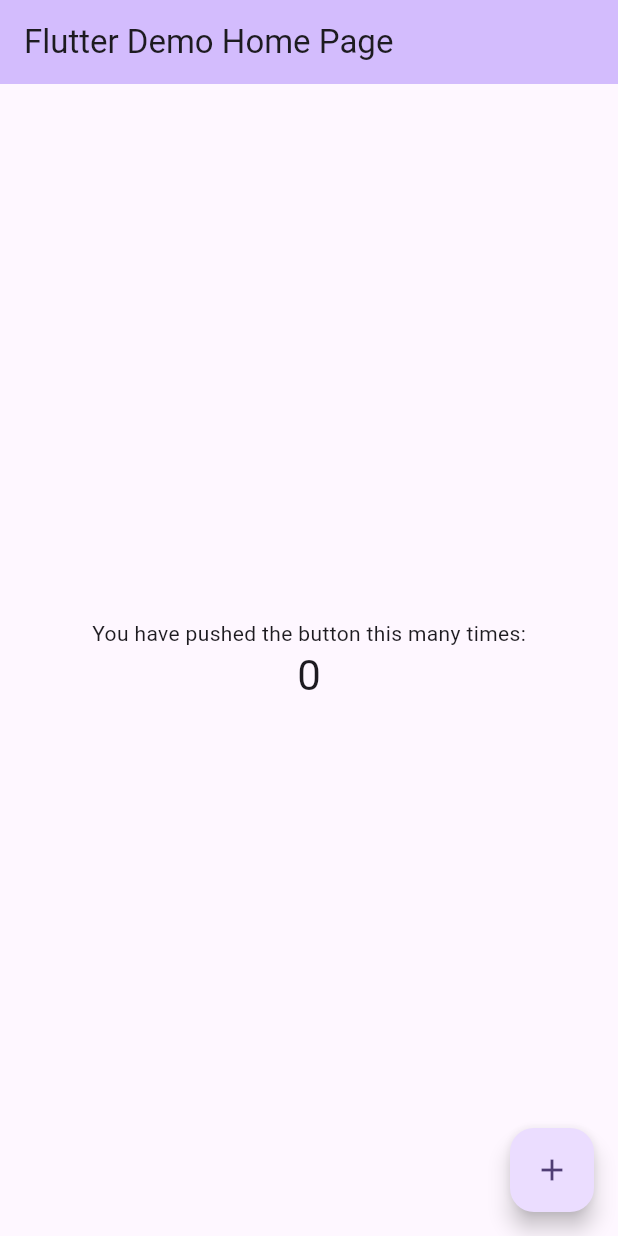
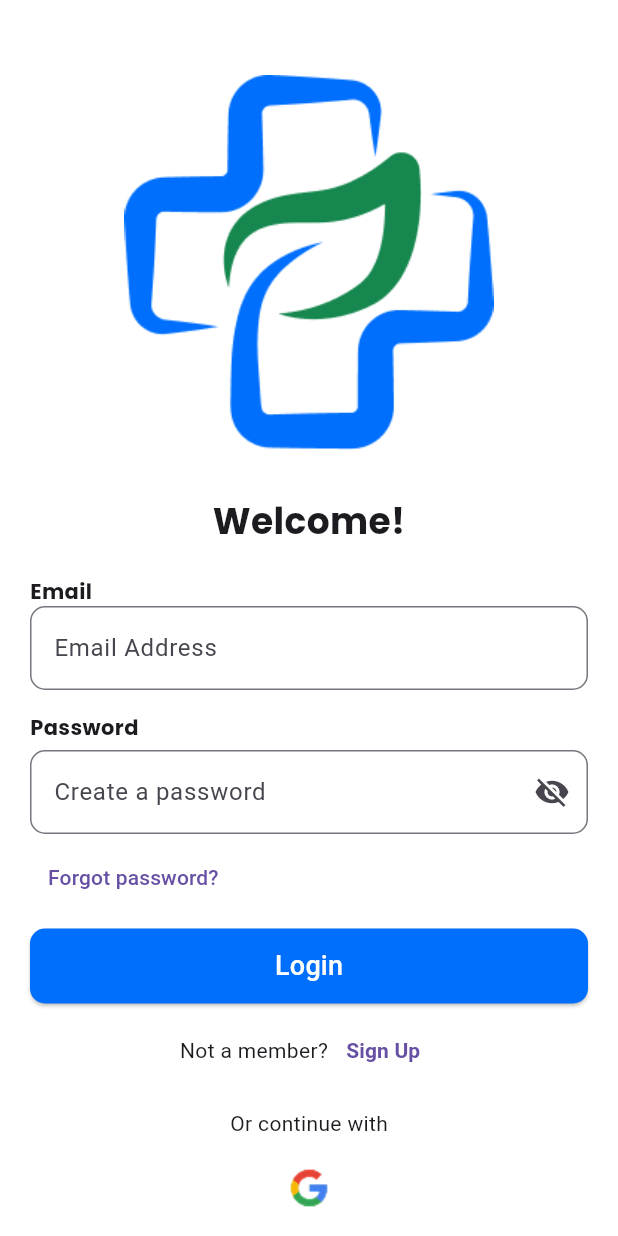
Before and after one commit to Arpit-Raj1/HealthCare-App, a Flutter app: the screen it shows after launch, on a phone screen of 412 x 824 dp. Run offline on Flutter 3.47's test engine with Material 3 defaults, Android fonts, the light colour scheme and no system bars; our stand-ins replace google_fonts.

Commit message:
feat:login and patient sign up page ui setup

```diff
--- /dev/null
+++ b/swastify/lib/components/login_page.dart
@@ -0,0 +1,162 @@
+import 'package:flutter/material.dart';
+import 'package:google_fonts/google_fonts.dart';
+import 'package:swastify/components/patient_signup_page.dart';
+
+class LoginPage extends StatefulWidget {
+  const LoginPage({super.key});
+
+  @override
+  _LoginPageState createState() => _LoginPageState();
+}
+
+class _LoginPageState extends State<LoginPage> {
+  bool _isPasswordVisible = false;
+
+  @override
+  Widget build(BuildContext context) {
+    return Scaffold(
+      body: LayoutBuilder(
+        builder: (context, constraints) {
+          return SingleChildScrollView(
+            child: Padding(
+              padding: EdgeInsets.symmetric(
+                horizontal: constraints.maxWidth > 600 ? 100 : 20,
+              ),
+              child: Column(
+                crossAxisAlignment: CrossAxisAlignment.center,
+                children: [
+                  const SizedBox(height: 50),
+                  // Illustration Image
+                  SizedBox(
+                    height: constraints.maxWidth > 600 ? 350 : 250,
+                    child: Image.asset(
+                      'assets/images/app_logo.png',
+                      fit: BoxFit.contain,
+                    ),
+                  ),
+                  const SizedBox(height: 30),
+                  // Welcome Text
+                  Text(
+                    "Welcome!",
+                    style: GoogleFonts.poppins(
+                      fontSize: 24,
+                      fontWeight: FontWeight.bold,
+                    ),
+                  ),
+                  const SizedBox(height: 20),
+                  // Email Field
+                  Align(
+                    alignment: Alignment.topLeft,
+                    child: Text(
+                      "Email",
+                      style: GoogleFonts.poppins(fontWeight: FontWeight.bold),
+                    ),
+                  ),
+                  TextField(
+                    decoration: InputDecoration(
+                      hintText: "Email Address",
+                      border: OutlineInputBorder(
+                        borderRadius: BorderRadius.circular(10),
+                      ),
+                    ),
+                  ),
+                  const SizedBox(height: 15),
+                  // Password Field
+                  Align(
+                    alignment: Alignment.topLeft,
+                    child: Text(
+                      "Password",
+                      style: GoogleFonts.poppins(fontWeight: FontWeight.bold),
+                    ),
+                  ),
+                  const SizedBox(height: 5),
+                  TextField(
+                    obscureText: !_isPasswordVisible,
+                    decoration: InputDecoration(
+                      hintText: "Create a password",
+                      border: OutlineInputBorder(
+                        borderRadius: BorderRadius.circular(10),
+                      ),
+                      suffixIcon: IconButton(
+                        icon: Icon(
+                          _isPasswordVisible
+                              ? Icons.visibility
+                              : Icons.visibility_off,
+                        ),
+                        onPressed: () {
+                          setState(() {
+                            _isPasswordVisible = !_isPasswordVisible;
+                          });
+                        },
+                      ),
+                    ),
+                  ),
+                  const SizedBox(height: 5),
+                  // Forgot Password
+                  Align(
+                    alignment: Alignment.centerLeft,
+                    child: TextButton(
+                      onPressed: () {},
+                      child: const Text("Forgot password?"),
+                    ),
+                  ),
+                  const SizedBox(height: 10),
+                  // Login Button
+                  SizedBox(
+                    width: double.infinity,
+                    height: 50,
+                    child: ElevatedButton(
+                      style: ElevatedButton.styleFrom(
+                        backgroundColor: const Color(0xFF006FFD),
+                        shape: RoundedRectangleBorder(
+                          borderRadius: BorderRadius.circular(10),
+                        ),
+                      ),
+                      onPressed: () {},
+                      child: const Text(
+                        "Login",
+                        style: TextStyle(fontSize: 18, color: Colors.white),
+                      ),
+                    ),
+                  ),
+                  const SizedBox(height: 7),
+                  // Sign Up Link
+                  Row(
+                    mainAxisAlignment: MainAxisAlignment.center,
+                    children: [
+                      const Text("Not a member?"),
+                      TextButton(
+                        onPressed: () {
+                          Navigator.of(context).push(
+                            MaterialPageRoute(
+                              builder: (context) => PatientSignupPage(),
+                            ),
+                          );
+                        },
+                        child: const Text(
+                          "Sign Up",
+                          style: TextStyle(fontWeight: FontWeight.bold),
+                        ),
+                      ),
+                    ],
+                  ),
+                  const SizedBox(height: 15),
+                  const Text("Or continue with"),
+                  const SizedBox(height: 5),
+                  // Google Login Button
+                  IconButton(
+                    icon: Image.asset(
+                      'assets/images/google_logo.png',
+                      height: 40,
+                    ),
+                    onPressed: () {},
+                  ),
+                ],
+              ),
+            ),
+          );
+        },
+      ),
+    );
+  }
+}
--- /dev/null
+++ b/swastify/lib/config/app_routes.dart
@@ -0,0 +1,11 @@
+import 'package:swastify/components/login_page.dart';
+import 'package:swastify/components/patient_signup_page.dart';
+
+class AppRoutes {
+  static final pages = {
+    login: (context) => LoginPage(),
+    patientSignUp: (context) => PatientSignupPage(),
+  };
+  static const login = '/';
+  static const patientSignUp = '/patient_sign_up';
+}
--- a/swastify/lib/main.dart
+++ b/swastify/lib/main.dart
@@ -1,122 +1,19 @@
 import 'package:flutter/material.dart';
+import 'package:swastify/config/app_routes.dart';
 
 void main() {
-  runApp(const MyApp());
+  runApp(MyApp());
 }
 
 class MyApp extends StatelessWidget {
-  const MyApp({super.key});
-
-  // This widget is the root of your application.
   @override
   Widget build(BuildContext context) {
     return MaterialApp(
-      title: 'Flutter Demo',
       theme: ThemeData(
-        // This is the theme of your application.
-        //
-        // TRY THIS: Try running your application with "flutter run". You'll see
-        // the application has a purple toolbar. Then, without quitting the app,
-        // try changing the seedColor in the colorScheme below to Colors.green
-        // and then invoke "hot reload" (save your changes or press the "hot
-        // reload" button in a Flutter-supported IDE, or press "r" if you used
-        // the command line to start the app).
-        //
-        // Notice that the counter didn't reset back to zero; the application
-        // state is not lost during the reload. To reset the state, use hot
-        // restart instead.
-        //
-        // This works for code too, not just values: Most code changes can be
-        // tested with just a hot reload.
-        colorScheme: ColorScheme.fromSeed(seedColor: Colors.deepPurple),
+        scaffoldBackgroundColor: Colors.white,
       ),
-      home: const MyHomePage(title: 'Flutter Demo Home Page'),
+      initialRoute: AppRoutes.login,
+      routes: AppRoutes.pages,
     );
   }
 }
-
-class MyHomePage extends StatefulWidget {
-  const MyHomePage({super.key, required this.title});
-
-  // This widget is the home page of your application. It is stateful, meaning
-  // that it has a State object (defined below) that contains fields that affect
-  // how it looks.
-
-  // This class is the configuration for the state. It holds the values (in this
-  // case the title) provided by the parent (in this case the App widget) and
-  // used by the build method of the State. Fields in a Widget subclass are
-  // always marked "final".
-
-  final String title;
-
-  @override
-  State<MyHomePage> createState() => _MyHomePageState();
-}
-
-class _MyHomePageState extends State<MyHomePage> {
-  int _counter = 0;
-
-  void _incrementCounter() {
-    setState(() {
-      // This call to setState tells the Flutter framework that something has
-      // changed in this State, which causes it to rerun the build method below
-      // so that the display can reflect the updated values. If we changed
-      // _counter without calling setState(), then the build method would not be
-      // called again, and so nothing would appear to happen.
-      _counter++;
-    });
-  }
-
-  @override
-  Widget build(BuildContext context) {
-    // This method is rerun every time setState is called, for instance as done
-    // by the _incrementCounter method above.
-    //
-    // The Flutter framework has been optimized to make rerunning build methods
-    // fast, so that you can just rebuild anything that needs updating rather
-    // than having to individually change instances of widgets.
-    return Scaffold(
-      appBar: AppBar(
-        // TRY THIS: Try changing the color here to a specific color (to
-        // Colors.amber, perhaps?) and trigger a hot reload to see the AppBar
-        // change color while the other colors stay the same.
-        backgroundColor: Theme.of(context).colorScheme.inversePrimary,
-        // Here we take the value from the MyHomePage object that was created by
-        // the App.build method, and use it to set our appbar title.
-        title: Text(widget.title),
-      ),
-      body: Center(
-        // Center is a layout widget. It takes a single child and positions it
-        // in the middle of the parent.
-        child: Column(
-          // Column is also a layout widget. It takes a list of children and
-          // arranges them vertically. By default, it sizes itself to fit its
-          // children horizontally, and tries to be as tall as its parent.
-          //
-          // Column has various properties to control how it sizes itself and
-          // how it positions its children. Here we use mainAxisAlignment to
-          // center the children vertically; the main axis here is the vertical
-          // axis because Columns are vertical (the cross axis would be
-          // horizontal).
-          //
-          // TRY THIS: Invoke "debug painting" (choose the "Toggle Debug Paint"
-          // action in the IDE, or press "p" in the console), to see the
-          // wireframe for each widget.
-          mainAxisAlignment: MainAxisAlignment.center,
-          children: <Widget>[
-            const Text('You have pushed the button this many times:'),
-            Text(
-              '$_counter',
-              style: Theme.of(context).textTheme.headlineMedium,
-            ),
-          ],
-        ),
-      ),
-      floatingActionButton: FloatingActionButton(
-        onPressed: _incrementCounter,
-        tooltip: 'Increment',
-        child: const Icon(Icons.add),
-      ), // This trailing comma makes auto-formatting nicer for build methods.
-    );
-  }
-}
```
Also changed, not shown: swastify/lib/components/patient_signup_page.dart (added, +244 -0 lines), swastify/pubspec.yaml (+7 -0 lines), swastify/assets/images/app_logo.png (added), swastify/assets/images/google_logo.png (added), swastify/pubspec.lock, 3 other files.
